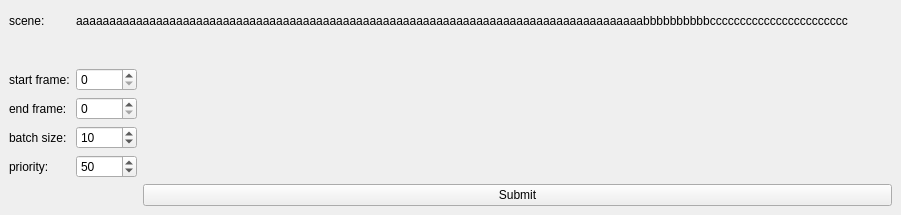
Qt form Ui_submitter.ui (CogswellProjectHydra/githubHydraRepo) before a commit.
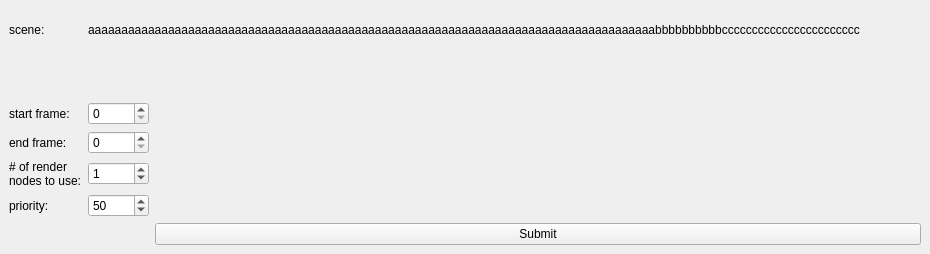
The same form after that commit.

Patch:
```diff
--- a/Ui_submitter.ui
+++ b/Ui_submitter.ui
@@ -6,8 +6,8 @@
    <rect>
     <x>0</x>
     <y>0</y>
-    <width>901</width>
-    <height>215</height>
+    <width>930</width>
+    <height>254</height>
    </rect>
   </property>
   <property name="windowTitle">
@@ -18,7 +18,7 @@
     <item row="4" column="0">
      <widget class="QLabel" name="label_4">
       <property name="text">
-       <string>batch size:</string>
+       <string>&lt;html&gt;&lt;head/&gt;&lt;body&gt;&lt;p&gt;# of render&lt;br/&gt;nodes to use:&lt;/p&gt;&lt;/body&gt;&lt;/html&gt;</string>
       </property>
      </widget>
     </item>
@@ -96,7 +96,7 @@
        <number>999</number>
       </property>
       <property name="value">
-       <number>10</number>
+       <number>1</number>
       </property>
      </widget>
     </item>
```
Left out of the diff: 11 changed lines with no effect on the pictures.
